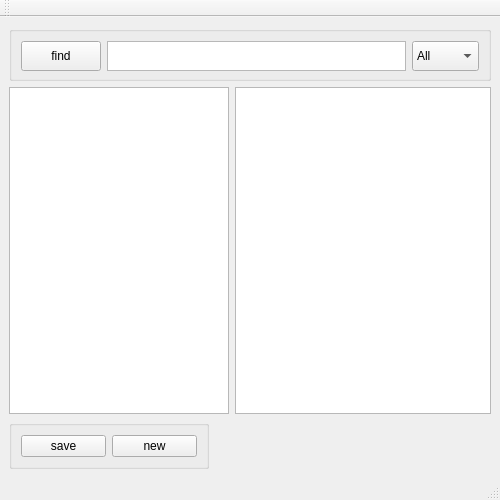
First picture: the form in desktop_app/src/view/mainwindow.ui, repository michaldudzisz/code-snippets-app, before the edit.
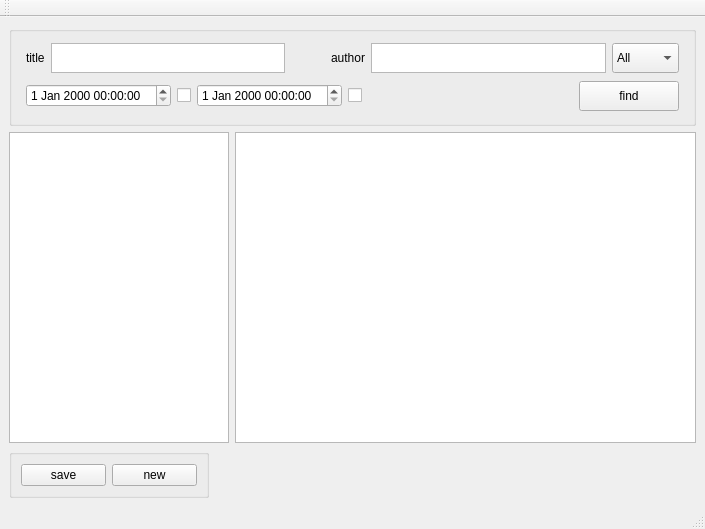
Second picture: the form after the edit.

What changed in the file:
```diff
--- a/desktop_app/src/view/mainwindow.ui
+++ b/desktop_app/src/view/mainwindow.ui
@@ -6,8 +6,8 @@
    <rect>
     <x>0</x>
     <y>0</y>
-    <width>500</width>
-    <height>500</height>
+    <width>705</width>
+    <height>529</height>
    </rect>
   </property>
   <property name="sizePolicy">
@@ -38,28 +38,70 @@
       <property name="maximumSize">
        <size>
         <width>16777215</width>
-        <height>55</height>
+        <height>100</height>
        </size>
       </property>
       <property name="title">
        <string/>
       </property>
-      <layout class="QHBoxLayout" name="horizontalLayout">
+      <layout class="QVBoxLayout" name="verticalLayout_2">
        <item>
-        <widget class="QPushButton" name="find_button">
-         <property name="minimumSize">
+        <layout class="QHBoxLayout" name="horizontalLayout_3">
+         <property name="leftMargin">
+          <number>5</number>
+         </property>
+         <property name="rightMargin">
+          <number>5</number>
+         </property>
+         <item>
+          <widget class="QLabel" name="label">
+           <property name="text">
+            <string>title</string>
+           </property>
+          </widget>
+         </item>
+         <item>
+          <widget class="QTextEdit" name="title_text">
+           <property name="maximumSize">
           <size>
-           <width>0</width>
+             <width>16777215</width>
            <height>30</height>
           </size>
          </property>
+           <property name="html">
+            <string>&lt;!DOCTYPE HTML PUBLIC &quot;-//W3C//DTD HTML 4.0//EN&quot; &quot;http://www.w3.org/TR/REC-html40/strict.dtd&quot;&gt;
+&lt;html&gt;&lt;head&gt;&lt;meta name=&quot;qrichtext&quot; content=&quot;1&quot; /&gt;&lt;style type=&quot;text/css&quot;&gt;
+p, li { white-space: pre-wrap; }
+&lt;/style&gt;&lt;/head&gt;&lt;body style=&quot; font-family:'Ubuntu'; font-size:11pt; font-weight:400; font-style:normal;&quot;&gt;
+&lt;p style=&quot;-qt-paragraph-type:empty; margin-top:0px; margin-bottom:0px; margin-left:0px; margin-right:0px; -qt-block-indent:0; text-indent:0px;&quot;&gt;&lt;br /&gt;&lt;/p&gt;&lt;/body&gt;&lt;/html&gt;</string>
+           </property>
+          </widget>
+         </item>
+         <item>
+          <spacer name="horizontalSpacer">
+           <property name="orientation">
+            <enum>Qt::Horizontal</enum>
+           </property>
+           <property name="sizeType">
+            <enum>QSizePolicy::Fixed</enum>
+           </property>
+           <property name="sizeHint" stdset="0">
+            <size>
+             <width>40</width>
+             <height>20</height>
+            </size>
+           </property>
+          </spacer>
+         </item>
+         <item>
+          <widget class="QLabel" name="label_2">
          <property name="text">
-          <string>find</string>
+            <string>author</string>
          </property>
         </widget>
        </item>
        <item>
-        <widget class="QTextEdit" name="form_query">
+          <widget class="QTextEdit" name="author_text">
          <property name="minimumSize">
           <size>
            <width>0</width>
@@ -75,7 +117,7 @@
         </widget>
        </item>
        <item>
-        <widget class="QComboBox" name="comboBox">
+          <widget class="QComboBox" name="langBox">
          <property name="minimumSize">
           <size>
            <width>0</width>
@@ -103,6 +145,84 @@
           </property>
          </item>
         </widget>
+         </item>
+        </layout>
+       </item>
+       <item>
+        <layout class="QHBoxLayout" name="horizontalLayout_6">
+         <property name="leftMargin">
+          <number>5</number>
+         </property>
+         <property name="rightMargin">
+          <number>5</number>
+         </property>
+         <item>
+          <widget class="QDateTimeEdit" name="date_from_edit">
+           <property name="maximumSize">
+            <size>
+             <width>200</width>
+             <height>16777215</height>
+            </size>
+           </property>
+          </widget>
+         </item>
+         <item>
+          <widget class="QCheckBox" name="date_from_box">
+           <property name="text">
+            <string/>
+           </property>
+          </widget>
+         </item>
+         <item>
+          <widget class="QDateTimeEdit" name="date_to_edit">
+           <property name="maximumSize">
+            <size>
+             <width>200</width>
+             <height>16777215</height>
+            </size>
+           </property>
+          </widget>
+         </item>
+         <item>
+          <widget class="QCheckBox" name="date_to_box">
+           <property name="text">
+            <string/>
+           </property>
+          </widget>
+         </item>
+         <item>
+          <spacer name="horizontalSpacer_2">
+           <property name="orientation">
+            <enum>Qt::Horizontal</enum>
+           </property>
+           <property name="sizeHint" stdset="0">
+            <size>
+             <width>40</width>
+             <height>20</height>
+            </size>
+           </property>
+          </spacer>
+         </item>
+         <item>
+          <widget class="QPushButton" name="find_button">
+           <property name="minimumSize">
+            <size>
+             <width>100</width>
+             <height>30</height>
+            </size>
+           </property>
+           <property name="maximumSize">
+            <size>
+             <width>100</width>
+             <height>16777215</height>
+            </size>
+           </property>
+           <property name="text">
+            <string>find</string>
+           </property>
+          </widget>
+         </item>
+        </layout>
        </item>
       </layout>
      </widget>
```
Lines whose indentation alone changed are shown as unchanged.
